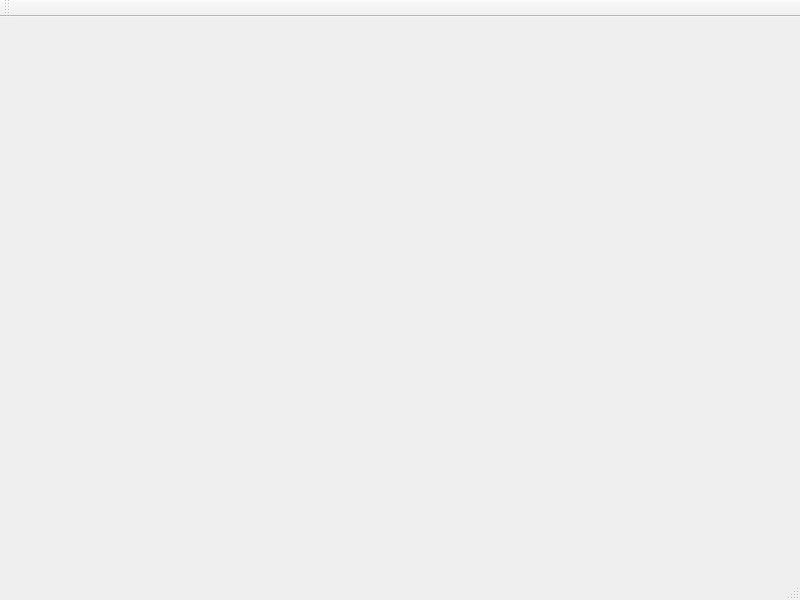
victorbnl/notepad-sharp, file notepad.ui: the form before one commit.
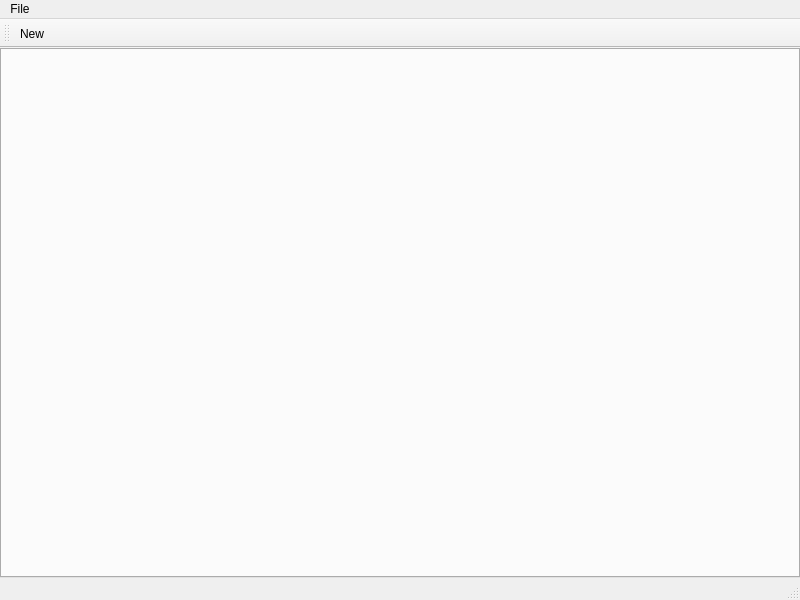
The form after the commit.

Commit message: Add tabs, editors and New action

What changed in the file:
```diff
--- a/notepad.ui
+++ b/notepad.ui
@@ -13,7 +13,25 @@
   <property name="windowTitle">
    <string>MainWindow</string>
   </property>
-  <widget class="QWidget" name="centralwidget"/>
+  <widget class="QWidget" name="centralwidget">
+   <layout class="QGridLayout" name="gridLayout">
+    <property name="leftMargin">
+     <number>0</number>
+    </property>
+    <property name="topMargin">
+     <number>0</number>
+    </property>
+    <property name="rightMargin">
+     <number>0</number>
+    </property>
+    <property name="bottomMargin">
+     <number>0</number>
+    </property>
+    <item row="0" column="0">
+     <widget class="QTabWidget" name="editorTabs"/>
+    </item>
+   </layout>
+  </widget>
   <widget class="QMenuBar" name="menubar">
    <property name="geometry">
     <rect>
@@ -23,6 +41,13 @@
      <height>26</height>
     </rect>
    </property>
+   <widget class="QMenu" name="menuFile">
+    <property name="title">
+     <string>File</string>
+    </property>
+    <addaction name="actionNew"/>
+   </widget>
+   <addaction name="menuFile"/>
   </widget>
   <widget class="QStatusBar" name="statusbar"/>
   <widget class="QToolBar" name="toolBar">
@@ -35,7 +60,13 @@
    <attribute name="toolBarBreak">
     <bool>false</bool>
    </attribute>
+   <addaction name="actionNew"/>
   </widget>
+  <action name="actionNew">
+   <property name="text">
+    <string>New</string>
+   </property>
+  </action>
  </widget>
  <resources/>
  <connections/>
```
Left out of the diff: 22 changed lines with no effect on the pictures. The commit also changes 7 other files.
